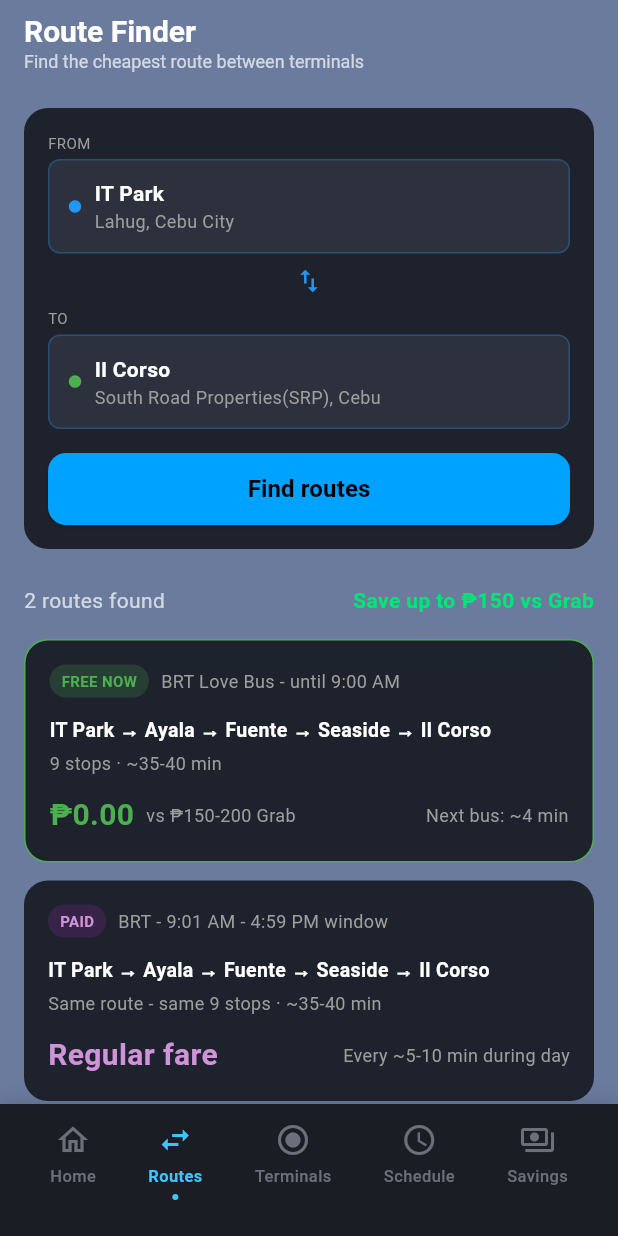
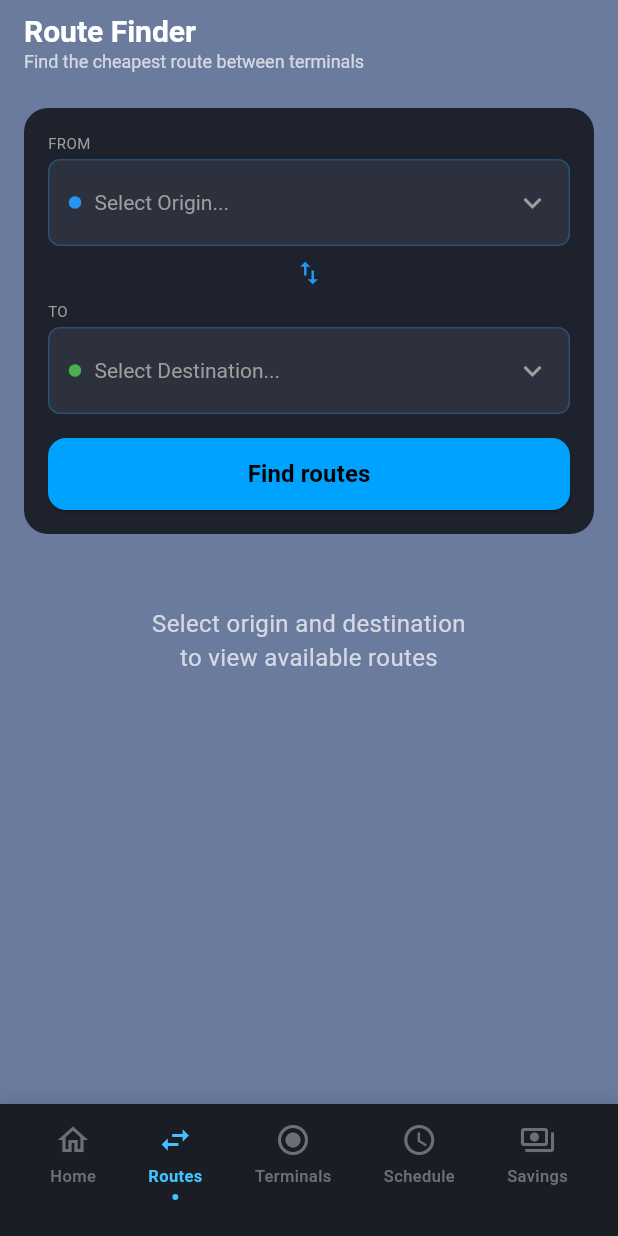
Before and after one commit to andreswooshik/Sugbo-Terminal-Tracker, a Flutter app: the screen it shows after launch, item 2 of the bottom bar chosen, on a phone screen of 412 x 824 dp. Run offline on Flutter 3.47's test engine with Material 3 defaults, Android fonts, the phone set to English and light mode, and no system bars; our stand-ins replace flutter_dotenv, flutter_riverpod, freezed_annotation, rxdart, sqflite, supabase_flutter; accounts and stored records are empty.

Commit message:
feat: implement interactive route selection and SQLite integration
- Converted LocationInputCard to use interactive DropdownButtons for Origin and Destination.
- Added sqflite and path packages to handle local database storage.
- Created RouteDatabaseHelper to load and query database from bundled assets.
- Refactored RoutesScreen to asynchronously fetch route options from SQLite.
- Added generate_db.dart helper script and routes.db asset for easy mock data to real data migration.

```diff
--- a/sugbo_terminal_tracker/lib/features/routes/models/route_model.dart
+++ b/sugbo_terminal_tracker/lib/features/routes/models/route_model.dart
@@ -18,4 +18,26 @@ class RouteModel {
     required this.status,
     this.isFree = false,
   });
+
+  factory RouteModel.fromMap(Map<String, dynamic> json) => RouteModel(
+    title: json['title'] as String,
+    subtitle: json['subtitle'] as String,
+    path: json['path'] as String,
+    duration: json['duration'] as String,
+    price: json['price'] as String,
+    comparison: json['comparison'] as String,
+    status: json['status'] as String,
+    isFree: (json['isFree'] as int) == 1,
+  );
+
+  Map<String, dynamic> toMap() => {
+    'title': title,
+    'subtitle': subtitle,
+    'path': path,
+    'duration': duration,
+    'price': price,
+    'comparison': comparison,
+    'status': status,
+    'isFree': isFree ? 1 : 0,
+  };
 }
--- a/sugbo_terminal_tracker/lib/features/routes/screens/routes_screen.dart
+++ b/sugbo_terminal_tracker/lib/features/routes/screens/routes_screen.dart
@@ -1,38 +1,54 @@
 import 'package:flutter/material.dart';
+import '../data/route_database_helper.dart';
 import '../models/route_model.dart';
 import '../widgets/location_input_card.dart';
 import '../widgets/route_card.dart';
 import '../widgets/savings_card.dart';
 
-class RoutesScreen extends StatelessWidget {
+class RoutesScreen extends StatefulWidget {
   const RoutesScreen({Key? key}) : super(key: key);
 
   @override
+  State<RoutesScreen> createState() => _RoutesScreenState();
+}
+
+class _RoutesScreenState extends State<RoutesScreen> {
+  List<RouteModel> _searchedRoutes = [];
+  bool _hasSearched = false;
+  bool _isLoading = false;
+
+  void _onSearch(Map<String, String>? from, Map<String, String>? to) async {
+    if (from == null || to == null) {
+      ScaffoldMessenger.of(context).showSnackBar(
+        const SnackBar(
+          content: Text('Please select both Origin and Destination'),
+        ),
+      );
+      return;
+    }
+
+    setState(() {
+      _isLoading = true;
+    });
+
+    final String fromTitle = from['title']!;
+    final String toTitle = to['title']!;
+
+    // Query SQLite local database for the selected route
+    final routes = await RouteDatabaseHelper.instance.getRoutes(
+      fromTitle,
+      toTitle,
+    );
+
+    setState(() {
+      _hasSearched = true;
+      _isLoading = false;
+      _searchedRoutes = routes;
+    });
+  }
+
+  @override
   Widget build(BuildContext context) {
-    // Mock data based on the screenshot
-    final List<RouteModel> mockRoutes = [
-      RouteModel(
-        title: 'FREE NOW',
-        subtitle: 'BRT Love Bus - until 9:00 AM',
-        path: 'IT Park → Ayala → Fuente → Seaside → Il Corso',
-        duration: '9 stops · ~35-40 min',
-        price: '₱0.00',
-        comparison: 'vs ₱150-200 Grab',
-        status: 'Next bus: ~4 min',
-        isFree: true,
-      ),
-      RouteModel(
-        title: 'PAID',
-        subtitle: 'BRT - 9:01 AM - 4:59 PM window',
-        path: 'IT Park → Ayala → Fuente → Seaside → Il Corso',
-        duration: 'Same route - same 9 stops · ~35-40 min',
-        price: 'Regular fare',
-        comparison: '',
-        status: 'Every ~5-10 min during day',
-        isFree: false,
-      ),
-    ];
-
     return Scaffold(
       backgroundColor: const Color(
         0xFF6B7B9E,
@@ -65,14 +81,18 @@ class RoutesScreen extends StatelessWidget {
           crossAxisAlignment: CrossAxisAlignment.start,
           children: [
             const SizedBox(height: 16),
-            const LocationInputCard(),
+            LocationInputCard(onSearch: _onSearch),
+            if (_isLoading) ...[
+              const SizedBox(height: 48),
+              const Center(child: CircularProgressIndicator()),
+            ] else if (_hasSearched) ...[
               const SizedBox(height: 24),
               Row(
                 mainAxisAlignment: MainAxisAlignment.spaceBetween,
                 children: [
-                const Text(
-                  '2 routes found',
-                  style: TextStyle(color: Colors.white70),
+                  Text(
+                    '${_searchedRoutes.length} routes found',
+                    style: const TextStyle(color: Colors.white70),
                   ),
                   Text(
                     'Save up to ₱150 vs Grab',
@@ -84,10 +104,22 @@ class RoutesScreen extends StatelessWidget {
                 ],
               ),
               const SizedBox(height: 16),
-            ...mockRoutes.map((route) => RouteCard(route: route)).toList(),
+              ..._searchedRoutes
+                  .map((route) => RouteCard(route: route))
+                  .toList(),
               const SizedBox(height: 8),
               const SavingsCard(),
               const SizedBox(height: 24),
+            ] else ...[
+              const SizedBox(height: 48),
+              const Center(
+                child: Text(
+                  'Select origin and destination\nto view available routes',
+                  textAlign: TextAlign.center,
+                  style: TextStyle(color: Colors.white70, fontSize: 16),
+                ),
+              ),
+            ],
           ],
         ),
       ),
--- a/sugbo_terminal_tracker/lib/features/routes/widgets/location_input_card.dart
+++ b/sugbo_terminal_tracker/lib/features/routes/widgets/location_input_card.dart
@@ -1,7 +1,33 @@
 import 'package:flutter/material.dart';
 
-class LocationInputCard extends StatelessWidget {
-  const LocationInputCard({Key? key}) : super(key: key);
+class LocationInputCard extends StatefulWidget {
+  final void Function(Map<String, String>?, Map<String, String>?)? onSearch;
+
+  const LocationInputCard({Key? key, this.onSearch}) : super(key: key);
+
+  @override
+  State<LocationInputCard> createState() => _LocationInputCardState();
+}
+
+class _LocationInputCardState extends State<LocationInputCard> {
+  final List<Map<String, String>> _locations = [
+    {'title': 'IT Park', 'subtitle': 'Lahug, Cebu City'},
+    {'title': 'Il Corso', 'subtitle': 'South Road Properties(SRP), Cebu'},
+    {'title': 'SM City Cebu', 'subtitle': 'North Reclamation Area, Cebu City'},
+    {'title': 'Ayala Center', 'subtitle': 'Cebu Business Park, Cebu City'},
+    {'title': 'South Bus Terminal', 'subtitle': 'N. Bacalso Avenue, Cebu City'},
+    {'title': 'North Bus Terminal', 'subtitle': 'Subangdaku, Mandaue City'},
+  ];
+
+  Map<String, String>? _selectedFrom;
+  Map<String, String>? _selectedTo;
+
+  @override
+  void initState() {
+    super.initState();
+    _selectedFrom = null; // Start blank
+    _selectedTo = null; // Start blank
+  }
 
   @override
   Widget build(BuildContext context) {
@@ -13,22 +39,29 @@ class LocationInputCard extends StatelessWidget {
       padding: const EdgeInsets.all(16),
       child: Column(
         children: [
-          _buildInputField('FROM', 'IT Park', 'Lahug, Cebu City', Colors.blue),
+          _buildDropdownField('FROM', _selectedFrom, Colors.blue, (value) {
+            setState(() {
+              if (value != null) _selectedFrom = value;
+            });
+          }),
           const SizedBox(height: 8),
           const Icon(Icons.swap_vert, color: Colors.blue, size: 20),
           const SizedBox(height: 8),
-          _buildInputField(
-            'TO',
-            'Il Corso',
-            'South Road Properties(SRP), Cebu',
-            Colors.green,
-          ),
+          _buildDropdownField('TO', _selectedTo, Colors.green, (value) {
+            setState(() {
+              if (value != null) _selectedTo = value;
+            });
+          }),
           const SizedBox(height: 16),
           SizedBox(
             width: double.infinity,
             height: 48,
             child: ElevatedButton(
-              onPressed: () {},
+              onPressed: () {
+                if (widget.onSearch != null) {
+                  widget.onSearch!(_selectedFrom, _selectedTo);
+                }
+              },
               style: ElevatedButton.styleFrom(
                 backgroundColor: const Color(0xFF00A2FF),
                 shape: RoundedRectangleBorder(
@@ -50,11 +83,11 @@ class LocationInputCard extends StatelessWidget {
     );
   }
 
-  Widget _buildInputField(
+  Widget _buildDropdownField(
     String label,
-    String title,
-    String subtitle,
+    Map<String, String>? selectedValue,
     Color dotColor,
+    ValueChanged<Map<String, String>?> onChanged,
   ) {
     return Column(
       crossAxisAlignment: CrossAxisAlignment.start,
@@ -62,7 +95,7 @@ class LocationInputCard extends StatelessWidget {
         Text(label, style: const TextStyle(color: Colors.grey, fontSize: 10)),
         const SizedBox(height: 4),
         Container(
-          padding: const EdgeInsets.symmetric(horizontal: 12, vertical: 12),
+          padding: const EdgeInsets.symmetric(horizontal: 12, vertical: 4),
           decoration: BoxDecoration(
             color: const Color(0xFF2C313D),
             borderRadius: BorderRadius.circular(8),
@@ -73,21 +106,50 @@ class LocationInputCard extends StatelessWidget {
               Icon(Icons.circle, color: dotColor, size: 10),
               const SizedBox(width: 8),
               Expanded(
+                child: DropdownButtonHideUnderline(
+                  child: DropdownButton<Map<String, String>>(
+                    value: selectedValue,
+                    hint: Text(
+                      label == 'FROM'
+                          ? 'Select Origin...'
+                          : 'Select Destination...',
+                      style: const TextStyle(color: Colors.grey, fontSize: 14),
+                    ),
+                    isExpanded: true,
+                    dropdownColor: const Color(0xFF3B404D),
+                    icon: const Icon(
+                      Icons.keyboard_arrow_down,
+                      color: Colors.grey,
+                    ),
+                    style: const TextStyle(color: Colors.white),
+                    items: _locations.map((location) {
+                      return DropdownMenuItem<Map<String, String>>(
+                        value: location,
                         child: Column(
                           crossAxisAlignment: CrossAxisAlignment.start,
+                          mainAxisAlignment: MainAxisAlignment.center,
                           children: [
                             Text(
-                      title,
+                              location['title']!,
                               style: const TextStyle(
                                 color: Colors.white,
                                 fontWeight: FontWeight.bold,
+                                fontSize: 14,
                               ),
                             ),
                             Text(
-                      subtitle,
-                      style: const TextStyle(color: Colors.grey, fontSize: 12),
+                              location['subtitle']!,
+                              style: const TextStyle(
+                                color: Colors.grey,
+                                fontSize: 12,
+                              ),
                             ),
                           ],
+                        ),
+                      );
+                    }).toList(),
+                    onChanged: onChanged,
+                  ),
                 ),
               ),
             ],
```
Also changed, not shown: sugbo_terminal_tracker/generate_db.dart (added, +83 -0 lines), sugbo_terminal_tracker/lib/features/routes/data/route_database_helper.dart (added, +82 -0 lines), sugbo_terminal_tracker/pubspec.yaml (+4 -5 lines), sugbo_terminal_tracker/pubspec.lock, 2 other files. Lines whose indentation alone changed are shown as unchanged.
